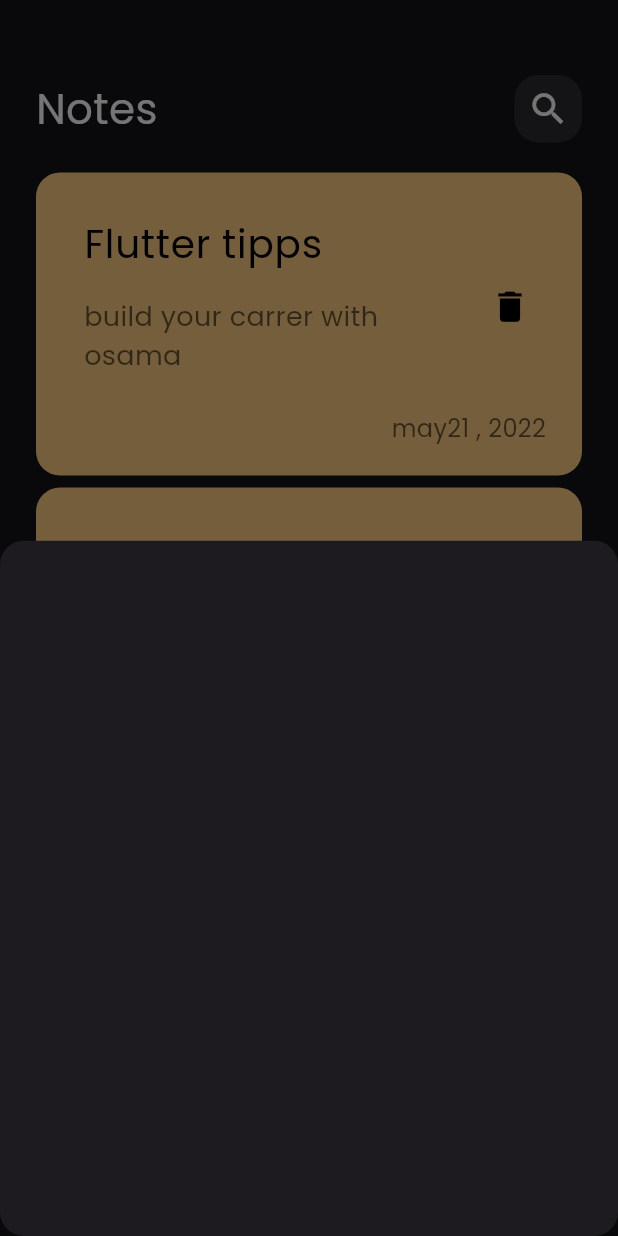
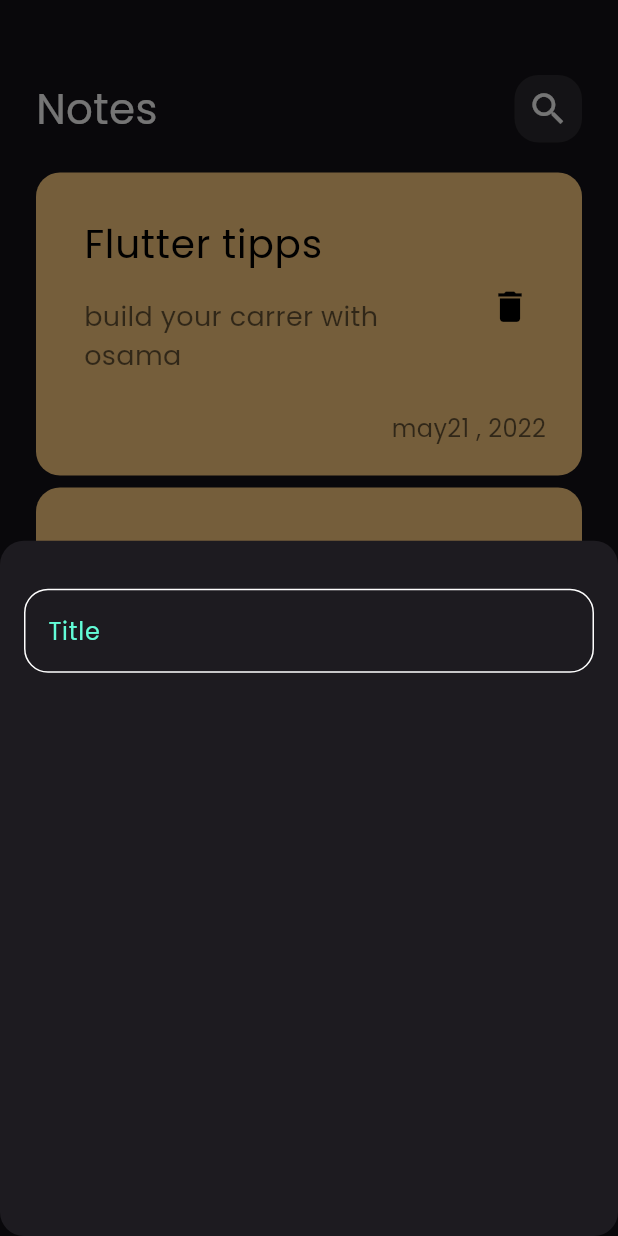
Before and after one commit to osama9994/notes_app, a Flutter app: the screen it shows after launch, after a tap on the "add" icon, on a phone screen of 412 x 824 dp. Run offline on Flutter 3.47's test engine with Material 3 defaults, Android fonts, the phone set to English and light mode, and no system bars.

Commit message:
create custom text field

```diff
--- /dev/null
+++ b/notes_app/lib/constants.dart
@@ -0,0 +1,3 @@
+import 'package:flutter/material.dart';
+
+const KPrimaryColor=const Color(0xff62FCD7);
--- a/notes_app/lib/widgets/add_note_bottom_sheet.dart
+++ b/notes_app/lib/widgets/add_note_bottom_sheet.dart
@@ -1,10 +1,20 @@
 import 'package:flutter/material.dart';
+import 'package:notes_app/widgets/cutom_text_field.dart';
 
 class AddNoteBottomSheet extends StatelessWidget {
   const AddNoteBottomSheet({super.key});
 
   @override
   Widget build(BuildContext context) {
-    return  Container();
+    return  Padding(
+      padding: const EdgeInsets.symmetric(horizontal: 16),
+      child: Column(
+        children: [
+          SizedBox(height: 32),
+          CutomTextField(),
+
+        ],
+      ),
+    );
   }
 }
--- /dev/null
+++ b/notes_app/lib/widgets/cutom_text_field.dart
@@ -0,0 +1,28 @@
+import 'package:flutter/material.dart';
+import 'package:notes_app/constants.dart';
+
+class CutomTextField extends StatelessWidget {
+  const CutomTextField({super.key});
+
+  @override
+  Widget build(BuildContext context) {
+    return TextField(
+      cursorColor:KPrimaryColor ,
+      decoration:InputDecoration(
+        hintText: "Title",hintStyle: TextStyle(color: KPrimaryColor),
+        border: buildborder(),
+        enabledBorder: buildborder(),
+        focusedBorder: buildborder(color: KPrimaryColor)
+      ),
+    );
+  }
+
+  OutlineInputBorder buildborder({color}) {
+    return OutlineInputBorder(
+        borderRadius: BorderRadius.circular(16),
+        borderSide:  BorderSide(
+          color:color?? Colors.white,
+        )
+      );
+  }
+}
```
